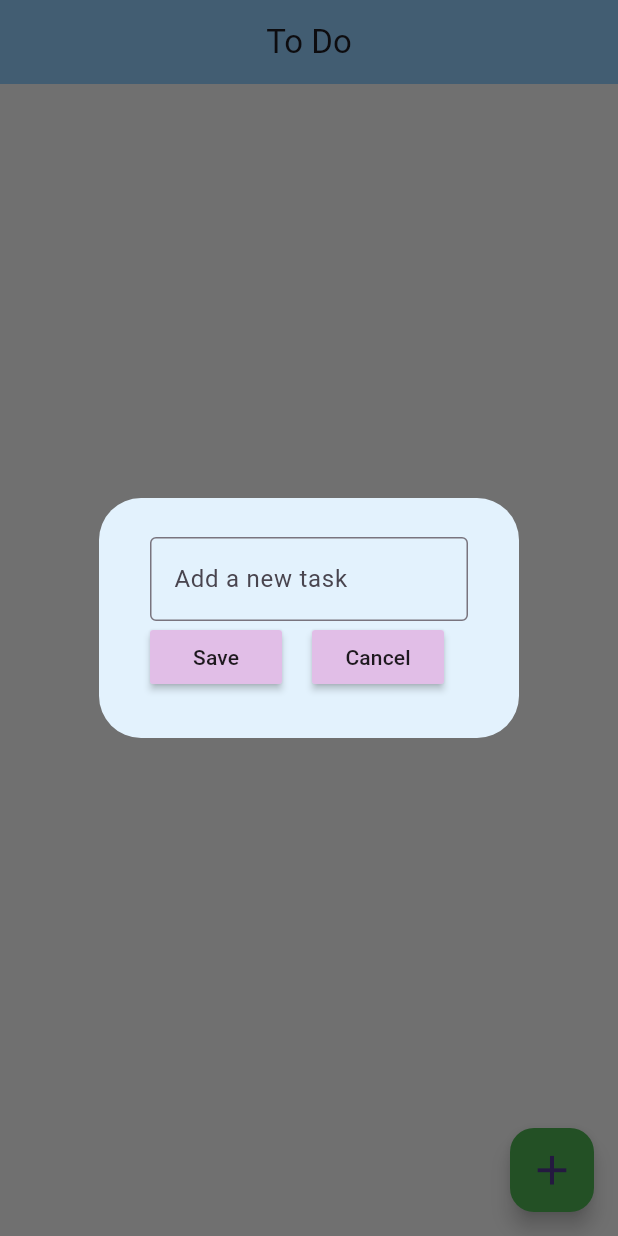
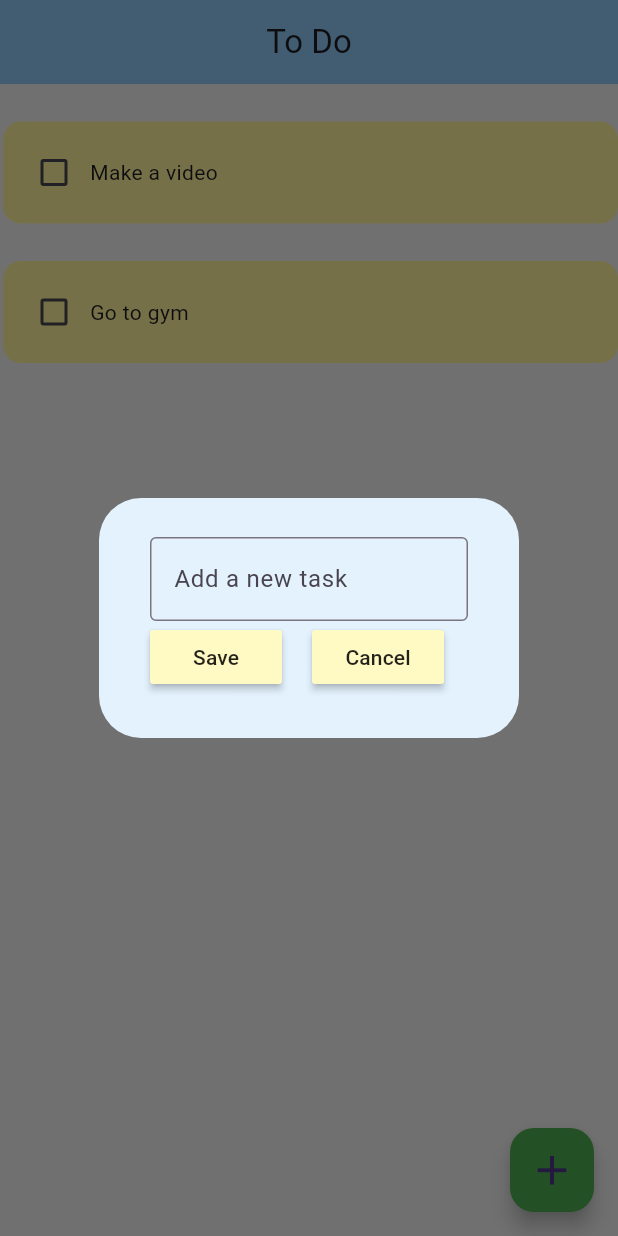
Before and after one commit to Majok-Bol/to_do_application, a Flutter app: the screen it shows after launch, after a tap on the "add" icon, on a phone screen of 412 x 824 dp. Run offline on Flutter 3.47's test engine with Material 3 defaults, Android fonts, the phone set to English and light mode, and no system bars; drawn by our look-alikes of flutter_slidable; our stand-ins replace hive_flutter; accounts and stored records are empty.

Commit message:
added database

```diff
--- /dev/null
+++ b/lib/data/database.dart
@@ -0,0 +1,26 @@
+import 'package:hive_flutter/hive_flutter.dart';
+
+class ToDoDatabase {
+  List toDoList=[];
+  //reference the box
+  final _mybox=Hive.box('mybox');
+  //run this if this is the first time opening this app
+  void createInitialData(){
+    toDoList=[
+      ['Make a video',false],
+      ['Go to gym',false],
+    ];
+
+  }
+  //load the data from the database
+void loadDataFromDatabase(){
+    toDoList=_mybox.get('toDoList');
+
+}
+//update the database
+void updateTheDatabase(){
+    _mybox.put('toDoList', toDoList);
+
+}
+
+}
--- a/lib/main.dart
+++ b/lib/main.dart
@@ -1,6 +1,10 @@
 import 'package:flutter/material.dart';
 import 'package:to_do_application/pages/home_page.dart';
-void main(){
+import 'package:hive_flutter/hive_flutter.dart';
+void main() async {
+  await Hive.initFlutter();
+  //open box
+  var box=await Hive.openBox('mybox');
   runApp(MyApp());
 }
 class MyApp extends StatelessWidget{
--- a/lib/pages/home_page.dart
+++ b/lib/pages/home_page.dart
@@ -1,21 +1,43 @@
 import 'package:flutter/material.dart';
+import 'package:to_do_application/data/database.dart';
 import 'package:to_do_application/utils/dialog_box.dart';
 import 'package:to_do_application/utils/todo_tile.dart';
+import 'package:hive_flutter/hive_flutter.dart';
 class HomePage extends StatefulWidget {
- const HomePage({super.key});
+  HomePage({super.key});
 
   @override
   HomePageState createState() => HomePageState();
 }
 class HomePageState extends State<HomePage>{
+  //reference box
+  final _mybox=Hive.box('mybox');
+
+  //create instance of database
+  ToDoDatabase db=ToDoDatabase();
+  //if this is the first time opening the app
+  //no data in the database
+  @override void initState() {
+    // TODO: implement initState
+
+if(_mybox.get('toDoList')==null){
+  db.createInitialData();
+  //else check if there is already data in the database
+}else{
+  db.loadDataFromDatabase();
+
+}
+    super.initState();
+  }
   final _controller=TextEditingController();
-  final List toDoList=[
-
-  ];
+  // final List toDoList=[
+  //
+  // ];
   void checkBoxChanged(bool?value,int index){
     setState(() {
-      toDoList[index][1]=!toDoList[index][1];
+      db.toDoList[index][1]=!db.toDoList[index][1];
     });
+    db.updateTheDatabase();
 
   }
   //create new task
@@ -31,20 +53,23 @@ class HomePageState extends State<HomePage>{
 
 
     });
+
   }
   //delete task
   void deleteTask(int index){
     setState(() {
-      toDoList.removeAt(index);
+      db.toDoList.removeAt(index);
 
     });
+    db.updateTheDatabase();
   }
   void saveNewTask(){
     setState(() {
-      toDoList.add([_controller.text,false]);
+      db.toDoList.add([_controller.text,false]);
       _controller.clear();
     });
     Navigator.of(context).pop();
+    db.updateTheDatabase();
   }
   @override
   Widget build(BuildContext context){
@@ -59,9 +84,9 @@ class HomePageState extends State<HomePage>{
     ),
       floatingActionButton: FloatingActionButton(backgroundColor:Colors.green,onPressed:createNewTask,child: Icon(Icons.add,size: 33,)),
       body:ListView.builder(
-        itemCount:toDoList.length ,
+        itemCount:db.toDoList.length ,
           itemBuilder: (context,index){
-          return ToDoTile(taskName:toDoList[index][0], taskCompleted: toDoList[index][1], onChanged:(value)=>
+          return ToDoTile(taskName:db.toDoList[index][0], taskCompleted: db.toDoList[index][1], onChanged:(value)=>
             checkBoxChanged(value,index),deleteFunction: (context)=>deleteTask(index),
             );
 
--- a/lib/utils/my_buttons.dart
+++ b/lib/utils/my_buttons.dart
@@ -6,7 +6,7 @@ class MyButton extends StatelessWidget{
   @override
   Widget build(BuildContext context){
     return MaterialButton(
-      color:Colors.purple.shade100,
+      color:Colors.yellow.shade100,
         onPressed: onPressed,
         child: Text(text));
   }
```
Also changed, not shown: pubspec.yaml (+8 -0 lines), pubspec.lock, 1 other file.
